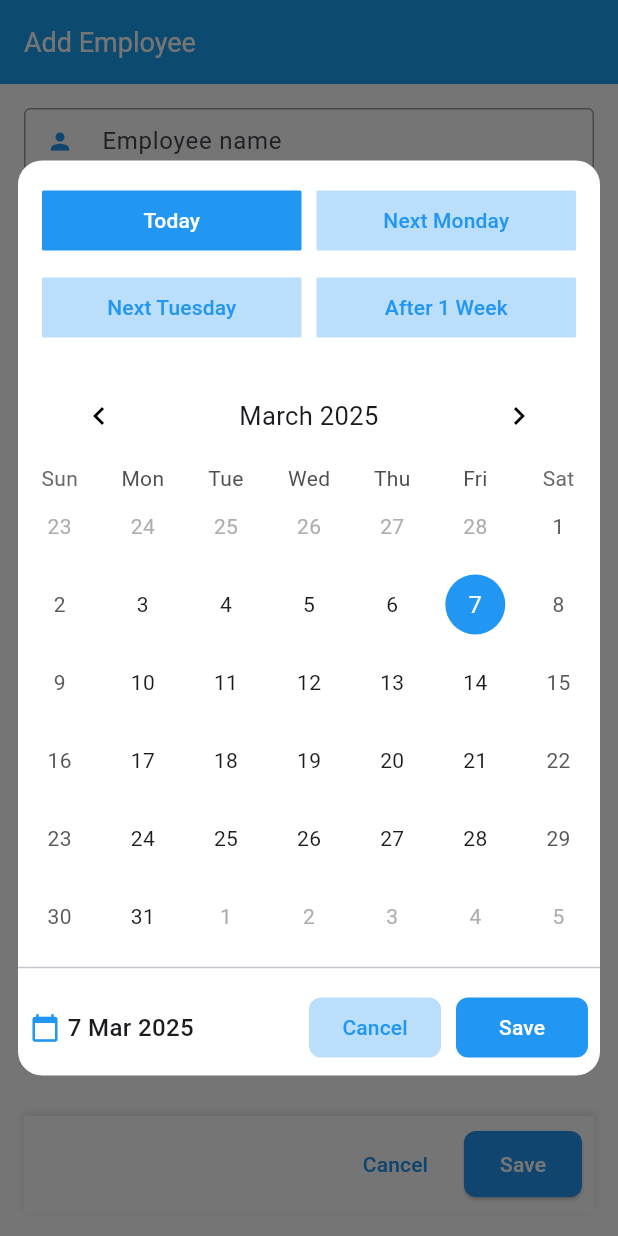
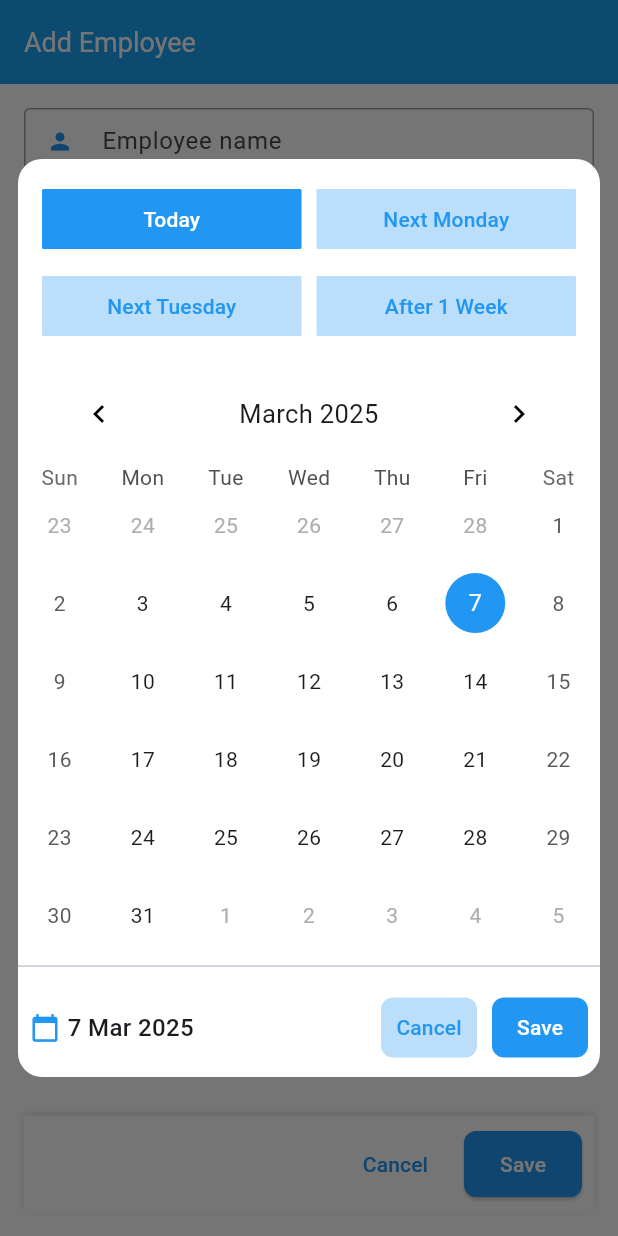
Before and after one commit to vicky-prog/employee_record, a Flutter app: the screen it shows after launch, after a tap on the "add" icon, after a tap on "Today", on a phone screen of 412 x 824 dp. Run offline on Flutter 3.47's test engine with Material 3 defaults, Android fonts, the phone set to English and light mode, and no system bars; drawn by our look-alikes of table_calendar; our stand-ins replace drift, drift_flutter, equatable, flutter_bloc, hexcolor; missing offline and left inert: drift_dev, sqlite3; accounts and stored records are empty; generated files the repository leaves out were written again.

Commit message:
save work

```diff
--- a/lib/presentation/pages/employee_page.dart
+++ b/lib/presentation/pages/employee_page.dart
@@ -210,7 +210,7 @@ class _EmployeeScreenState extends State<EmployeeScreen> {
                 Expanded(
                   child: GestureDetector(
                     onTap: () {
-                      _openCalendarDialog();
+                      _openCalendarDialog(false);
                     },
                     child: Container(
                       padding: const EdgeInsets.symmetric(
@@ -246,7 +246,9 @@ class _EmployeeScreenState extends State<EmployeeScreen> {
                 SizedBox(width: 16), // Gap of 16px
                 Expanded(
                   child: GestureDetector(
-                    onTap: () {},
+                    onTap: () {
+                        _openCalendarDialog(true);
+                    },
                     child: Container(
                       padding: const EdgeInsets.symmetric(
                         horizontal: 12,
@@ -364,11 +366,12 @@ class _EmployeeScreenState extends State<EmployeeScreen> {
     );
   }
 
-   void _openCalendarDialog() {
+   void _openCalendarDialog(bool toDate) {
     showDialog(
       context: context,
       builder: (context) {
         return CalendarDialog(
+          toDate: toDate,
           selectedDay: _selectedDay,
           onDateSelected: (newDate) {
             setState(() {
--- a/lib/presentation/widgets/calendar_dialog.dart
+++ b/lib/presentation/widgets/calendar_dialog.dart
@@ -5,11 +5,12 @@ import 'package:flutter/material.dart';
 class CalendarDialog extends StatefulWidget {
   final DateTime selectedDay;
   final Function(DateTime) onDateSelected;
-
-  const CalendarDialog({
+  bool? toDate;
+   CalendarDialog({
     super.key,
     required this.selectedDay,
     required this.onDateSelected,
+     this.toDate = false
   });
 
   @override
@@ -28,7 +29,7 @@ class _CalendarDialogState extends State<CalendarDialog> {
   @override
   Widget build(BuildContext context) {
     return Dialog(
-      insetPadding: EdgeInsets.only(left: 12,right: 12),
+      insetPadding: EdgeInsets.only(left: 12, right: 12),
       backgroundColor: Colors.white,
 
       shape: RoundedRectangleBorder(borderRadius: BorderRadius.circular(16)),
@@ -37,15 +38,43 @@ class _CalendarDialogState extends State<CalendarDialog> {
         children: [
           // Quick Select Buttons
           Padding(
-            padding: const EdgeInsets.only(left: 16,right: 16,top: 16),
+            padding: const EdgeInsets.only(left: 16, right: 16, top: 16),
             child: Column(
+              children: [
+
+              widget.toDate ?? false ? Padding(
+                  padding: const EdgeInsets.only(top:8.0),
+                  child: Row(
+                    children: [
+                      Expanded(
+                        child: _quickSelectButton(
+                          "No Date",
+                          _getNextTuesday(),
+                        ),
+                      ),
+                      SizedBox(width: 10),
+                      Expanded(
+                        child: _quickSelectButton(
+                          "Today",
+                          _selectedDay.add(Duration(days: 7)),
+                        ),
+                      ),
+                    ],
+                  ),
+                ):
+                Column(
                   children: [
                     Row(
                       children: [
-                    Expanded(child: _quickSelectButton("Today", DateTime.now())),
+                        Expanded(
+                          child: _quickSelectButton("Today", DateTime.now()),
+                        ),
                         SizedBox(width: 10),
                         Expanded(
-                      child: _quickSelectButton("Next Monday", _getNextMonday()),
+                          child: _quickSelectButton(
+                            "Next Monday",
+                            _getNextMonday(),
+                          ),
                         ),
                       ],
                     ),
@@ -53,7 +82,10 @@ class _CalendarDialogState extends State<CalendarDialog> {
                 Row(
                   children: [
                     Expanded(
-                  child: _quickSelectButton("Next Tuesday", _getNextTuesday()),
+                      child: _quickSelectButton(
+                        "Next Tuesday",
+                        _getNextTuesday(),
+                      ),
                     ),
                     SizedBox(width: 10),
                     Expanded(
@@ -64,6 +96,9 @@ class _CalendarDialogState extends State<CalendarDialog> {
                     ),
                   ],
                 ),
+                  ],
+                ),
+
               ],
             ),
           ),
@@ -88,12 +123,9 @@ class _CalendarDialogState extends State<CalendarDialog> {
               formatButtonVisible: false,
               titleCentered: true,
               leftChevronMargin: EdgeInsets.only(left: 30),
-            rightChevronMargin:  EdgeInsets.only(right: 30),
+              rightChevronMargin: EdgeInsets.only(right: 30),
               leftChevronIcon: Icon(Icons.chevron_left, color: Colors.black),
-              rightChevronIcon: Icon(
-                Icons.chevron_right,
-                color: Colors.black,
-              ),
+              rightChevronIcon: Icon(Icons.chevron_right, color: Colors.black),
             ),
             selectedDayPredicate: (day) => isSameDay(day, _selectedDay),
             onDaySelected: (selectedDay, focusedDay) {
@@ -106,6 +138,7 @@ class _CalendarDialogState extends State<CalendarDialog> {
             child: Row(
               children: [
                 Expanded(
+                  child: SizedBox(
                     child: Row(
                       children: [
                         Icon(
@@ -124,21 +157,25 @@ class _CalendarDialogState extends State<CalendarDialog> {
                       ],
                     ),
                   ),
+                ),
 
                 Expanded(
+                  child: SizedBox(
+                    height: 50,
                     child: Row(
                       children: [
                         Expanded(
-                          child: _actionButton(
+                          child: Row(
+                            mainAxisAlignment: MainAxisAlignment.end,
+                            children: [
+                              _actionButton(
                                 "Cancel",
                                 Colors.blue.shade100,
                                 Colors.blue,
                                 () => Navigator.pop(context),
                               ),
-                        ),
-                        SizedBox(width: 10,),
-                        Expanded(
-                          child: _actionButton(
+                              SizedBox(width: 10),
+                              _actionButton(
                                 "Save",
                                 Colors.blue,
                                 Colors.white,
@@ -147,8 +184,11 @@ class _CalendarDialogState extends State<CalendarDialog> {
                                   Navigator.pop(context);
                                 },
                               ),
+                            ],
+                          ),
                         ),
                       ],
+                    ),
                   ),
                 ),
               ],
@@ -179,9 +219,7 @@ class _CalendarDialogState extends State<CalendarDialog> {
     Color textColor,
     VoidCallback onPressed,
   ) {
-    return Expanded(
-      child: ElevatedButton(
-
+    return ElevatedButton(
       onPressed: onPressed,
       style: ElevatedButton.styleFrom(
         elevation: 0,
@@ -190,8 +228,7 @@ class _CalendarDialogState extends State<CalendarDialog> {
         padding: EdgeInsets.zero,
         shape: RoundedRectangleBorder(borderRadius: BorderRadius.circular(8)),
       ),
-        child: Flexible(child: Text(label, maxLines: 1)),
-      ),
+      child: Text(label, maxLines: 1),
     );
   }
 
```
Lines whose indentation alone changed are shown as unchanged.
